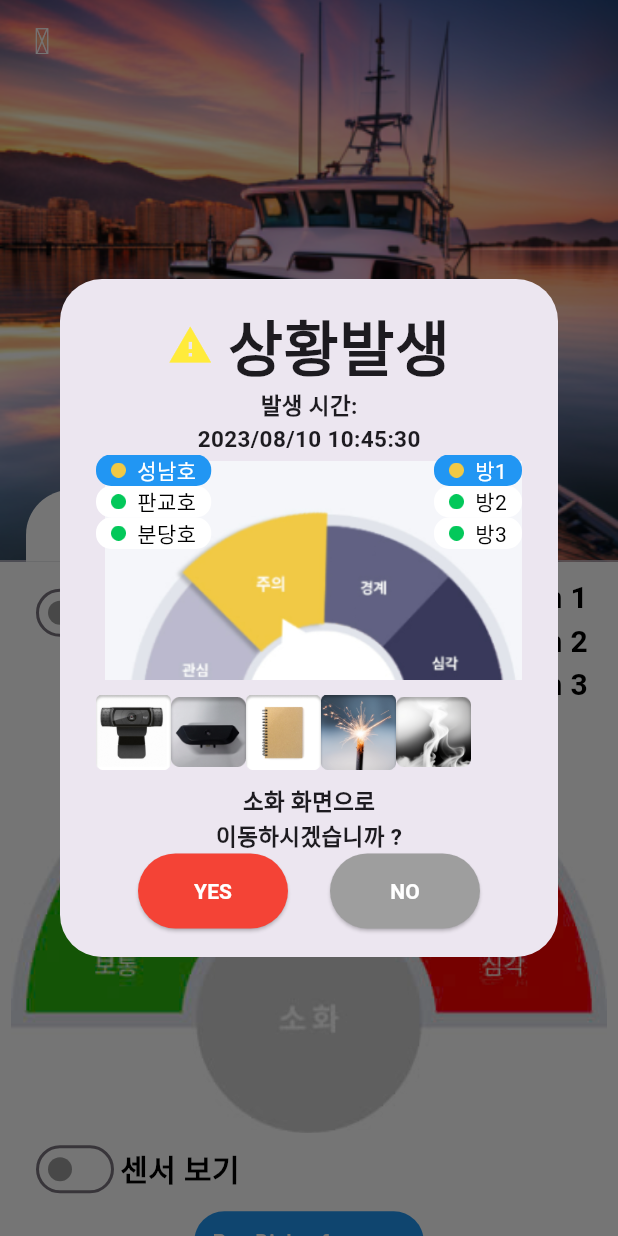
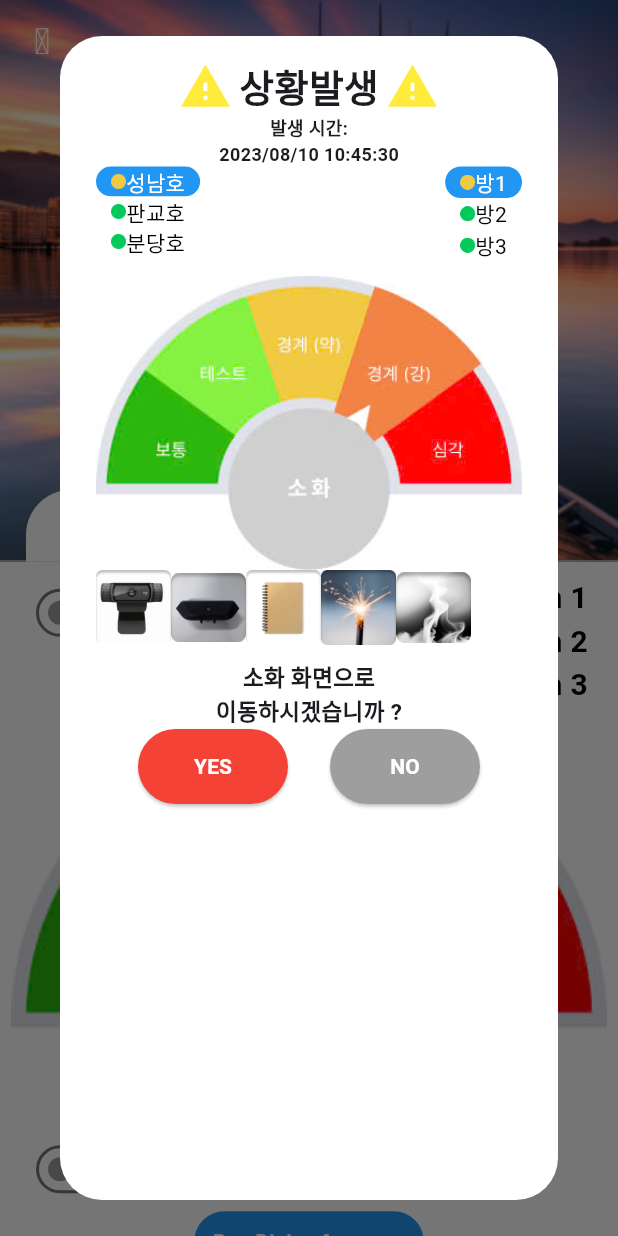
Before and after one commit to ThoNguyenIT/demo_92024, a Flutter app: the HomePage screen opened by its route, after a tap on "Pop Dialog from sns", on a phone screen of 412 x 824 dp. Run offline on Flutter 3.47's test engine with Material 3 defaults, Android fonts, the light colour scheme and no system bars; drawn by our look-alikes of flutter_image_slideshow; our stand-ins replace badges, get, hugeicons, syncfusion_flutter_charts.

Commit message:
fixUI(5)

```diff
--- a/lib/app/routes/app_pages.dart
+++ b/lib/app/routes/app_pages.dart
@@ -24,52 +24,52 @@ class AppPages {
   static final List<GetPage> pages = [
     GetPage(
       name: AppRoutes.login,
-      page: () => const LoginPage(),
+      page: () => LoginPage(),
       binding: LoginBinding(),
     ),
     GetPage(
       name: AppRoutes.home,
-      page: () => const HomePage(),
+      page: () => HomePage(),
       binding: HomeBinding(),
     ),
     GetPage(
       name: AppRoutes.optionmenu,
-      page: () => const OptionmenuPage(),
+      page: () =>  OptionmenuPage(),
       binding: OptionmenuBinding(),
     ),
     GetPage(
       name: AppRoutes.realtime,
-      page: () => const RealtimePage(),
+      page: () => RealtimePage(),
       binding: RealtimeBinding(),
     ),
     GetPage(
       name: AppRoutes.camera,
-      page: () => const CameraPage(),
+      page: () =>  CameraPage(),
       binding: CameraBinding(),
     ),
     GetPage(
       name: AppRoutes.record,
-      page: () => const RecordPage(),
+      page: () =>  RecordPage(),
       binding: PrerecordBinding(),
     ),
     GetPage(
       name: AppRoutes.prerecord,
-      page: () => const PrerecordPage(),
+      page: () =>  PrerecordPage(),
       binding: PrerecordBinding(),
     ),
     GetPage(
       name: AppRoutes.spark,
-      page: () => const SparkPage(),
+      page: () =>  SparkPage(),
       binding: SparkBinding(),
     ),
     GetPage(
       name: AppRoutes.smoke,
-      page: () => const SmokePage(),
+      page: () =>  SmokePage(),
       binding: SmokeBinding(),
     ),
     GetPage(
       name: AppRoutes.degree,
-      page: () => const DegreePage(),
+      page: () =>  DegreePage(),
       binding: DegreeBinding(),
     ),
   ];
--- a/lib/app/ui/global_widgets/global_badge.dart
+++ b/lib/app/ui/global_widgets/global_badge.dart
@@ -23,7 +23,7 @@ class GlobalBadge extends StatelessWidget {
         badgeColor: Colors.white,
         borderSide: BorderSide(
           width: 1,
-          color: const Color.fromARGB(255, 105, 105, 105),
+          color: Color.fromARGB(255, 105, 105, 105),
         ),
       ),
       badgeContent: Icon(
--- a/lib/app/ui/pages/camera_page/camera_page.dart
+++ b/lib/app/ui/pages/camera_page/camera_page.dart
@@ -15,7 +15,7 @@ class CameraPage extends GetView<CameraController> {
         backgroundColor: Colors.transparent,
         elevation: 0,
         leading: IconButton(
-          icon: const Icon(Icons.arrow_back, color: Colors.white),
+          icon: Icon(Icons.arrow_back, color: Colors.white),
           onPressed: () {
             Get.offAllNamed(AppRoutes.home);
           },
@@ -73,7 +73,7 @@ class CameraPage extends GetView<CameraController> {
                         color: Colors.blue,
                       ),
                     ),
-                    child: const Row(
+                    child: Row(
                       children: [
                         Padding(
                           padding: EdgeInsets.all(8.0),
@@ -98,7 +98,7 @@ class CameraPage extends GetView<CameraController> {
                           color: Colors.grey,
                         ),
                       ),
-                      child: const Row(
+                      child: Row(
                         children: [
                           Padding(
                             padding: EdgeInsets.all(8.0),
--- a/lib/app/ui/pages/home_page/home_page.dart
+++ b/lib/app/ui/pages/home_page/home_page.dart
@@ -35,9 +35,9 @@ class HomePage extends GetView<HomeController> {
         child: ListView(
           children: <Widget>[
             Padding(
-              padding: const EdgeInsets.only(top: 10),
+              padding: EdgeInsets.only(top: 10),
               child: Container(
-                decoration: const BoxDecoration(
+                decoration: BoxDecoration(
                   color: Color.fromARGB(255, 227, 227, 227),
                   border: Border(
                     left: BorderSide(
@@ -47,7 +47,7 @@ class HomePage extends GetView<HomeController> {
                   ),
                 ),
                 child: Padding(
-                  padding: const EdgeInsets.symmetric(horizontal: 10),
+                  padding: EdgeInsets.symmetric(horizontal: 10),
                   child: TextButton(
                     onPressed: () {
                       Get.toNamed(AppRoutes.optionmenu);
@@ -106,7 +106,7 @@ class HomePage extends GetView<HomeController> {
                 ),
                 Container(
                   color: Colors.transparent,
-                  child: const TabBar(
+                  child: TabBar(
                     labelColor: Colors.black,
                     unselectedLabelColor: Colors.white,
                     indicator: BoxDecoration(
@@ -149,7 +149,7 @@ class HomePage extends GetView<HomeController> {
                 ),
               ],
             ),
-            const Expanded(
+            Expanded(
               child: TabBarView(
                 children: [
                   Room1Page(),
--- a/lib/app/ui/pages/home_page/room1_page.dart
+++ b/lib/app/ui/pages/home_page/room1_page.dart
@@ -27,7 +27,7 @@ class _Room1PageState extends State<Room1Page> {
         child: Column(
           children: [
             Padding(
-              padding: const EdgeInsets.symmetric(horizontal: 20, vertical: 10),
+              padding: EdgeInsets.symmetric(horizontal: 20, vertical: 10),
               child: Row(
                 mainAxisAlignment: MainAxisAlignment.spaceBetween,
                 crossAxisAlignment: CrossAxisAlignment.start,
@@ -65,7 +65,7 @@ class _Room1PageState extends State<Room1Page> {
                             ),
                           ),
                           SizedBox(width: 10),
-                          const Text(
+                          Text(
                             'Room 1',
                             style: TextStyle(
                               fontSize: 20,
@@ -83,7 +83,7 @@ class _Room1PageState extends State<Room1Page> {
                             ),
                           ),
                           SizedBox(width: 10),
-                          const Text(
+                          Text(
                             'Room 2',
                             style: TextStyle(
                               fontSize: 20,
@@ -101,7 +101,7 @@ class _Room1PageState extends State<Room1Page> {
                             ),
                           ),
                           SizedBox(width: 10),
-                          const Text(
+                          Text(
                             'Room 3',
                             style: TextStyle(
                               fontSize: 20,
@@ -130,7 +130,7 @@ class _Room1PageState extends State<Room1Page> {
               ),
             ),
             Padding(
-              padding: const EdgeInsets.symmetric(horizontal: 20),
+              padding: EdgeInsets.symmetric(horizontal: 20),
               child: Row(
                 children: [
                   Switch(
@@ -165,17 +165,16 @@ class _Room1PageState extends State<Room1Page> {
                 child: Wrap(
                   children: [
                     Padding(
-                      padding: const EdgeInsets.symmetric(horizontal: 10),
+                      padding: EdgeInsets.symmetric(horizontal: 10),
                       child: Container(
                         decoration: BoxDecoration(
-                          color: const Color.fromARGB(255, 215, 208, 208),
+                          color: Color.fromARGB(255, 215, 208, 208),
                           borderRadius: BorderRadius.circular(20),
                         ),
                         child: Column(
                           children: [
                             Padding(
-                              padding:
-                                  const EdgeInsets.only(top: 20, bottom: 10),
+                              padding: EdgeInsets.only(top: 20, bottom: 10),
                               child: Row(
                                 mainAxisAlignment:
                                     MainAxisAlignment.spaceEvenly,
@@ -183,7 +182,7 @@ class _Room1PageState extends State<Room1Page> {
                                   GlobalBadge(
                                     showBadge: true,
                                     onTap: () {
-                                      Get.to(() => const CameraPage());
+                                      Get.to(() => CameraPage());
                                     },
                                     child: Image.asset(
                                       'assets/images/1.png',
@@ -205,7 +204,7 @@ class _Room1PageState extends State<Room1Page> {
                                   GlobalBadge(
                                     showBadge: true,
                                     onTap: () {
-                                      Get.to(() => const RecordPage());
+                                      Get.to(() => RecordPage());
                                     },
                                     child: Image.asset(
                                       'assets/images/3.png',
@@ -218,8 +217,7 @@ class _Room1PageState extends State<Room1Page> {
                               ),
                             ),
                             Padding(
-                              padding:
-                                  const EdgeInsets.only(top: 10, bottom: 20),
+                              padding: EdgeInsets.only(top: 10, bottom: 20),
                               child: Row(
                                 mainAxisAlignment:
                                     MainAxisAlignment.spaceEvenly,
@@ -227,7 +225,7 @@ class _Room1PageState extends State<Room1Page> {
                                   GlobalBadge(
                                     showBadge: false,
                                     onTap: () {
-                                      Get.to(() => const SparkPage());
+                                      Get.to(() => SparkPage());
                                     },
                                     child: Image.asset(
                                       'assets/images/4.png',
@@ -239,7 +237,7 @@ class _Room1PageState extends State<Room1Page> {
                                   GlobalBadge(
                                     showBadge: true,
                                     onTap: () {
-                                      Get.to(() => const SmokePage());
+                                      Get.to(() => SmokePage());
                                     },
                                     child: Image.asset(
                                       'assets/images/5.png',
@@ -251,7 +249,7 @@ class _Room1PageState extends State<Room1Page> {
                                   GlobalBadge(
                                     showBadge: true,
                                     onTap: () {
-                                      Get.to(() => const DegreePage());
+                                      Get.to(() => DegreePage());
                                     },
                                     child: Image.asset(
                                       'assets/images/6.png',
@@ -273,7 +271,7 @@ class _Room1PageState extends State<Room1Page> {
             ),
             TextButton(
               onPressed: () {
-                PopupDialog.showPopup(context);
+                DialogSNS.showPopup(context);
               },
               style: ButtonStyle(
                 backgroundColor: WidgetStatePropertyAll<Color>(Colors.blue),
@@ -299,74 +297,92 @@ class _Room1PageState extends State<Room1Page> {
   }
 }
 
-class PopupDialog {
+List<String> imagePaths = [
+  'assets/images/1.png',
+  'assets/images/2.png',
+  'assets/images/3.png',
+  'assets/images/4.png',
+  'assets/images/5.png',
+];
+
+class DialogSNS {
   static void showPopup(BuildContext context) {
     showDialog(
       context: context,
       builder: (BuildContext context) {
+        final HomeController controller = Get.put(HomeController());
         return AlertDialog(
+          backgroundColor: Colors.white,
           content: SizedBox(
             width: MediaQuery.of(context).size.width,
-            height: MediaQuery.of(context).size.height / 2,
+            height: MediaQuery.of(context).size.height,
             child: Column(
               children: <Widget>[
-                const Row(
+                Column(
+                  children: [
+                    Row(
                       mainAxisAlignment: MainAxisAlignment.center,
                       children: [
-                    Icon(Icons.warning, color: Colors.yellow, size: 30),
-                    SizedBox(width: 10),
+                        Icon(
+                          Icons.warning,
+                          color: Colors.yellow,
+                          size: 35,
+                        ),
+                        SizedBox(width: 5),
                         Text(
                           "상황발생",
-                      style:
-                          TextStyle(fontSize: 40, fontWeight: FontWeight.bold),
+                          style: TextStyle(
+                            fontSize: 25,
+                            fontWeight: FontWeight.bold,
+                          ),
+                        ),
+                        SizedBox(width: 5),
+                        Icon(
+                          Icons.warning,
+                          color: Colors.yellow,
+                          size: 35,
                         ),
                       ],
                     ),
-                const Column(
-                  crossAxisAlignment: CrossAxisAlignment.center,
+                    Row(
+                      mainAxisAlignment: MainAxisAlignment.center,
                       children: [
                         Text(
                           "발생 시간:",
                           style: TextStyle(
-                        fontSize: 15,
-                        fontWeight: FontWeight.bold,
-                      ),
-                    ),
-                    Text(
-                      "2023/08/10 10:45:30",
-                      style: TextStyle(
-                        fontSize: 15,
+                            fontSize: 12,
                             fontWeight: FontWeight.bold,
                           ),
                         ),
                       ],
                     ),
-                SizedBox(
-                  height: 150,
-                  child: Stack(
+                    Row(
+                      mainAxisAlignment: MainAxisAlignment.center,
                       children: [
-                      Positioned(
-                        left: 6,
-                        child: Image.asset(
-                          'assets/images/chart.png',
-                          height: 200,
-                          width: 300,
-                          fit: BoxFit.contain,
+                        Text(
+                          "2023/08/10 10:45:30",
+                          style: TextStyle(
+                            fontSize: 12,
+                            fontWeight: FontWeight.bold,
                           ),
                         ),
-                      Positioned(
-                        child: Row(
+                      ],
+                    ),
+                  ],
+                ),
+                Row(
+                  crossAxisAlignment: CrossAxisAlignment.start,
                   mainAxisAlignment: MainAxisAlignment.spaceBetween,
                   children: [
                     Column(
                       children: [
                         Container(
                           decoration: BoxDecoration(
-                                    borderRadius: BorderRadius.circular(10),
+                            borderRadius: BorderRadius.circular(30),
                             color: Colors.blue,
                           ),
                           child: Padding(
-                                    padding: const EdgeInsets.only(
+                            padding: EdgeInsets.only(
                               left: 10,
                               right: 10,
                             ),
@@ -377,9 +393,11 @@ class PopupDialog {
                                   width: 10,
                                   height: 10,
                                 ),
-                                        const Text(
-                                          "  성남호",
-                                          style: TextStyle(color: Colors.white),
+                                Text(
+                                  "성남호",
+                                  style: TextStyle(
+                                    color: Colors.white,
+                                  ),
                                 ),
                               ],
                             ),
@@ -387,11 +405,11 @@ class PopupDialog {
                         ),
                         Container(
                           decoration: BoxDecoration(
-                                    borderRadius: BorderRadius.circular(10),
+                            borderRadius: BorderRadius.circular(30),
                             color: Colors.white,
                           ),
                           child: Padding(
-                                    padding: const EdgeInsets.only(
+                            padding: EdgeInsets.only(
                               left: 10,
                               right: 10,
                             ),
@@ -402,9 +420,11 @@ class PopupDialog {
                                   width: 10,
                                   height: 10,
                                 ),
-                                        const Text(
-                                          "  판교호",
-                                          style: TextStyle(color: Colors.black),
+                                Text(
+                                  "판교호",
+                                  style: TextStyle(
+                                    color: Colors.black,
+                                  ),
                                 ),
                               ],
                             ),
@@ -412,11 +432,11 @@ class PopupDialog {
                         ),
                         Container(
                           decoration: BoxDecoration(
-                                    borderRadius: BorderRadius.circular(10),
+                            borderRadius: BorderRadius.circular(30),
                             color: Colors.white,
                           ),
                           child: Padding(
-                                    padding: const EdgeInsets.only(
+                            padding: EdgeInsets.only(
                               left: 10,
                               right: 10,
                             ),
@@ -427,9 +447,11 @@ class PopupDialog {
                                   width: 10,
                                   height: 10,
                                 ),
-                                        const Text(
-                                          "  분당호",
-                                          style: TextStyle(color: Colors.black),
+                                Text(
+                                  "분당호",
+                                  style: TextStyle(
+                                    color: Colors.black,
+                                  ),
                                 ),
                               ],
                             ),
@@ -441,11 +463,11 @@ class PopupDialog {
                       children: [
                         Container(
                           decoration: BoxDecoration(
-                                    borderRadius: BorderRadius.circular(10),
+                            borderRadius: BorderRadius.circular(30),
                             color: Colors.blue,
                           ),
                           child: Padding(
-                                    padding: const EdgeInsets.only(
+                            padding: EdgeInsets.only(
                               left: 10,
                               right: 10,
                             ),
@@ -456,9 +478,11 @@ class PopupDialog {
                                   width: 10,
                                   height: 10,
                                 ),
-                                        const Text(
-                                          "  방1",
-                                          style: TextStyle(color: Colors.white),
+                                Text(
+                                  "방1",
+                                  style: TextStyle(
+                                    color: Colors.white,
+                                  ),
                                 ),
                               ],
                             ),
@@ -466,11 +490,11 @@ class PopupDialog {
                         ),
                         Container(
                           decoration: BoxDecoration(
-                                    borderRadius: BorderRadius.circular(10),
+                            borderRadius: BorderRadius.circular(30),
                             color: Colors.white,
                           ),
                           child: Padding(
-                                    padding: const EdgeInsets.only(
+                            padding: EdgeInsets.only(
                               left: 10,
                               right: 10,
                             ),
@@ -481,9 +505,11 @@ class PopupDialog {
                                   width: 10,
                                   height: 10,
                                 ),
-                                        const Text(
-                                          "  방2",
-                                          style: TextStyle(color: Colors.black),
+                                Text(
+                                  "방2",
+                                  style: TextStyle(
+                                    color: Colors.black,
+                                  ),
                                 ),
                               ],
                             ),
@@ -491,11 +517,11 @@ class PopupDialog {
                         ),
                         Container(
                           decoration: BoxDecoration(
-                                    borderRadius: BorderRadius.circular(10),
+                            borderRadius: BorderRadius.circular(30),
                             color: Colors.white,
                           ),
                           child: Padding(
-                                    padding: const EdgeInsets.only(
+                            padding: EdgeInsets.only(
                               left: 10,
                               right: 10,
                             ),
@@ -506,9 +532,11 @@ class PopupDialog {
                                   width: 10,
                                   height: 10,
                                 ),
-                                        const Text(
-                                          "  방3",
-                                          style: TextStyle(color: Colors.black),
+                                Text(
+                                  "방3",
+                                  style: TextStyle(
+                                    color: Colors.black,
+                                  ),
                                 ),
                               ],
                             ),
@@ -518,11 +546,13 @@ class PopupDialog {
                     ),
                   ],
                 ),
-                      ),
-                    ],
+                SizedBox(height: 10),
+                Obx(
+                  () => Image.asset(
+                    controller.currentData.value.imagePath,
+                    fit: BoxFit.contain,
                   ),
                 ),
-                const SizedBox(height: 10),
                 SizedBox(
                   height: 50,
                   child: ListView.builder(
@@ -541,8 +571,8 @@ class PopupDialog {
                     },
                   ),
                 ),
-                const SizedBox(height: 10),
-                const Column(
+                SizedBox(height: 10),
+                Column(
                   crossAxisAlignment: CrossAxisAlignment.center,
                   children: [
                     Text(
@@ -569,15 +599,15 @@ class PopupDialog {
                         Navigator.push(
                           context,
                           MaterialPageRoute(
-                            builder: (context) => const RealtimePage(),
+                            builder: (context) => RealtimePage(),
                           ),
                         );
                       },
                       style: ElevatedButton.styleFrom(
                         backgroundColor: Colors.red,
-                        minimumSize: const Size(100, 50),
+                        minimumSize: Size(100, 50),
                       ),
-                      child: const Text(
+                      child: Text(
                         "YES",
                         style: TextStyle(
                             color: Colors.white, fontWeight: FontWeight.bold),
@@ -589,9 +619,9 @@ class PopupDialog {
                       },
                       style: ElevatedButton.styleFrom(
                         backgroundColor: Colors.grey,
-                        minimumSize: const Size(100, 50),
+                        minimumSize: Size(100, 50),
                       ),
-                      child: const Text(
+                      child: Text(
                         "NO",
                         style: TextStyle(
                             color: Colors.white, fontWeight: FontWeight.bold),
@@ -607,11 +637,3 @@ class PopupDialog {
     );
   }
 }
-
-List<String> imagePaths = [
-  'assets/images/1.png',
-  'assets/images/2.png',
-  'assets/images/3.png',
-  'assets/images/4.png',
-  'assets/images/5.png',
-];
--- a/lib/main.dart
+++ b/lib/main.dart
@@ -4,11 +4,11 @@ import 'package:get/get.dart';
 import 'app/routes/app_pages.dart';
 
 void main() {
-  runApp(const MyApp());
+  runApp( MyApp());
 }
 
 class MyApp extends StatelessWidget {
-  const MyApp({super.key});
+   const MyApp({super.key});
 
   @override
   Widget build(BuildContext context) {
```
Also changed, not shown: lib/app/ui/pages/degree_page/degree_page.dart (+4 -4 lines), lib/app/ui/pages/login_page/login_page.dart (+21 -21 lines), lib/app/ui/pages/optionmenu_page/optionmenu_page.dart (+8 -8 lines), lib/app/ui/pages/prerecord_page/prerecord_page.dart (+7 -7 lines), lib/app/ui/pages/realtimeview_page/realtime_page.dart (+69 -56 lines), lib/app/ui/pages/record_page/record_page.dart (+7 -7 lines), lib/app/ui/pages/smokeview_page/smoke_page.dart (+4 -4 lines), lib/app/ui/pages/spark_page/spark_page.dart (+4 -4 lines). Lines whose indentation alone changed are shown as unchanged.
